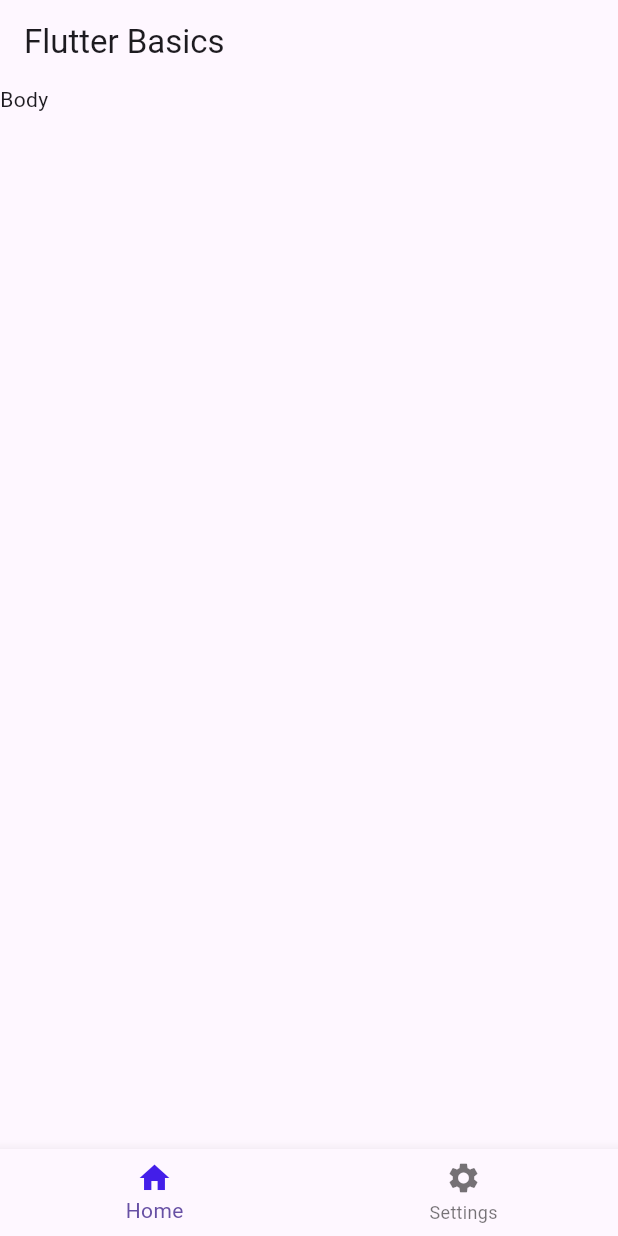
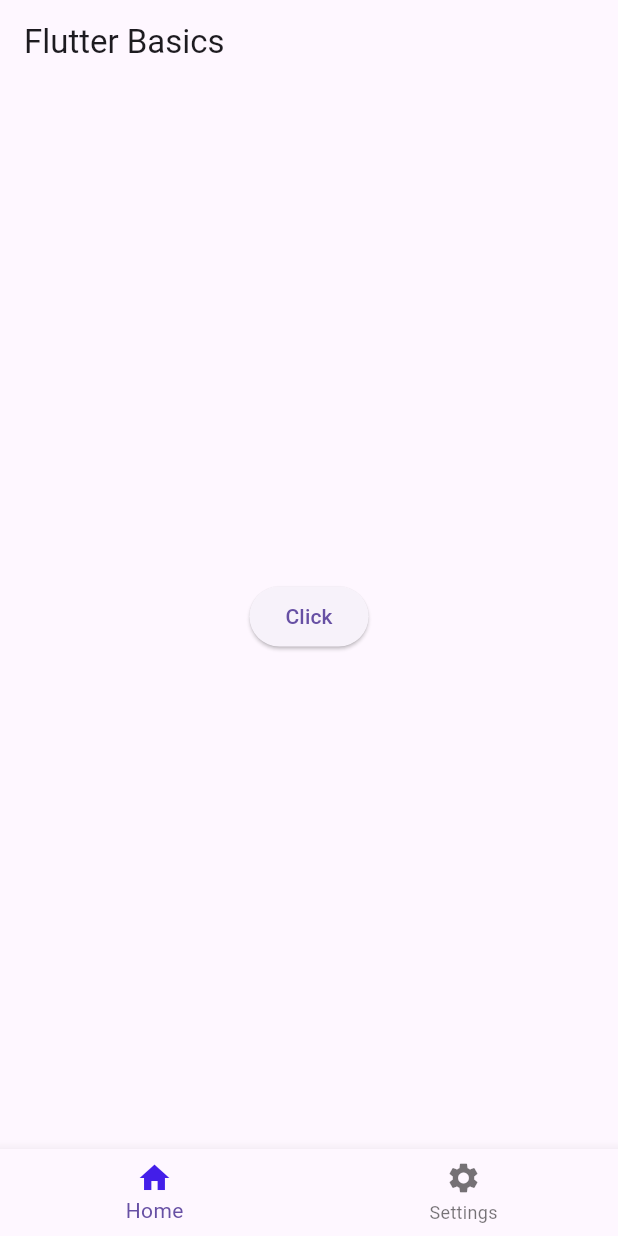
Before and after one commit to Taoheedoh/Flutter_Basics, a Flutter app: the screen it shows after launch, on a phone screen of 412 x 824 dp. Run offline on Flutter 3.47's test engine with Material 3 defaults, Android fonts, the phone set to English and light mode, and no system bars.

Commit message:
Add: Flutter ElevatedButton

```diff
--- a/lib/main.dart
+++ b/lib/main.dart
@@ -15,7 +15,12 @@ class MyApp extends StatelessWidget {
         appBar: AppBar(
           title: const Text('Flutter Basics'),
         ),
-        body: const Text('Body'),
+        body: Center(
+          child: ElevatedButton(
+            onPressed: () {},
+            child: const Text('Click'),
+          ),
+        ),
         bottomNavigationBar: BottomNavigationBar(
           items: const [
             BottomNavigationBarItem(
```
